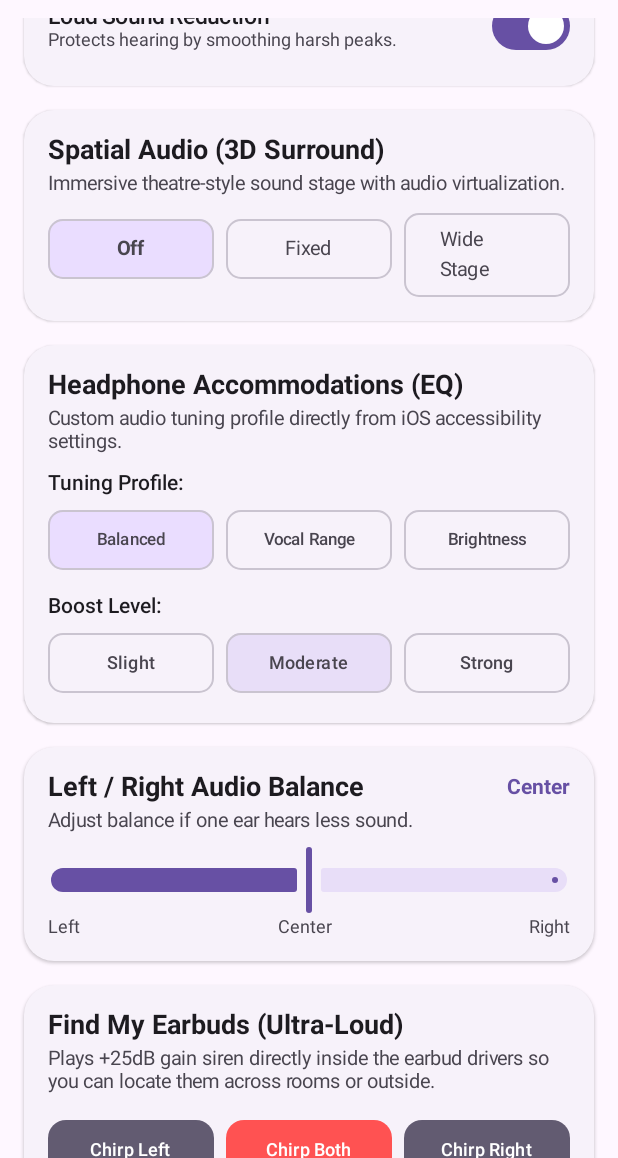
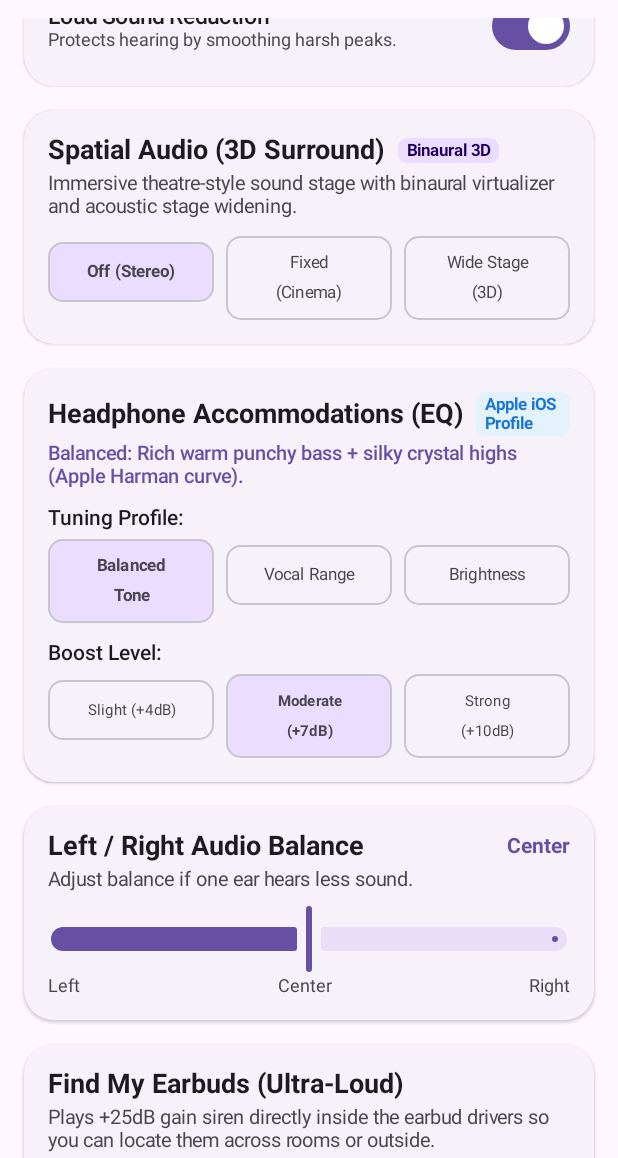
Before and after one commit to SHAURYASANYAL3/anypods, an Android app built with Jetpack Compose: the screen it shows after launch (MainActivity), scrolled down 1596 dp, on a phone screen of 412 x 824 dp, the part 78-1236 px from its top. Run offline under Robolectric (Android 15) with nearby library versions, the phone set to English and light mode, and no system bars.

Commit message:
feat: unified master DSP pipeline for binaural 3D Spatial Audio and authentic Apple Headphone Accommodations

```diff
--- a/app/build.gradle.kts
+++ b/app/build.gradle.kts
@@ -11,8 +11,8 @@ android {
         applicationId = "me.anypods.app"
         minSdk = 26
         targetSdk = 35
-        versionCode = 3
-        versionName = "1.0.2"
+        versionCode = 4
+        versionName = "1.0.3"
 
         testInstrumentationRunner = "androidx.test.runner.AndroidJUnitRunner"
     }
--- a/app/src/main/java/me/anypods/app/MainActivity.kt
+++ b/app/src/main/java/me/anypods/app/MainActivity.kt
@@ -694,20 +694,35 @@ fun AnyPodsScreen(
                 }
             }
 
-            // 4. Spatial Audio
+            // 4. Spatial Audio (Apple 3D Binaural Soundstage)
             ElevatedCard(
                 modifier = Modifier.fillMaxWidth(),
                 shape = RoundedCornerShape(20.dp)
             ) {
                 Column(modifier = Modifier.padding(16.dp)) {
-                    Text(
-                        text = "Spatial Audio (3D Surround)",
-                        fontSize = 18.sp,
-                        fontWeight = FontWeight.Bold
-                    )
+                    Row(verticalAlignment = Alignment.CenterVertically) {
+                        Text(
+                            text = "Spatial Audio (3D Surround)",
+                            fontSize = 18.sp,
+                            fontWeight = FontWeight.Bold
+                        )
+                        Spacer(modifier = Modifier.width(8.dp))
+                        Surface(
+                            color = MaterialTheme.colorScheme.primaryContainer,
+                            shape = RoundedCornerShape(6.dp)
+                        ) {
+                            Text(
+                                text = "Binaural 3D",
+                                fontSize = 11.sp,
+                                fontWeight = FontWeight.Bold,
+                                color = MaterialTheme.colorScheme.onPrimaryContainer,
+                                modifier = Modifier.padding(horizontal = 6.dp, vertical = 2.dp)
+                            )
+                        }
+                    }
                     Spacer(modifier = Modifier.height(4.dp))
                     Text(
-                        text = "Immersive theatre-style sound stage with audio virtualization.",
+                        text = "Immersive theatre-style sound stage with binaural virtualizer and acoustic stage widening.",
                         fontSize = 13.sp,
                         color = MaterialTheme.colorScheme.onSurfaceVariant
                     )
@@ -718,9 +733,9 @@ fun AnyPodsScreen(
                         horizontalArrangement = Arrangement.spacedBy(8.dp)
                     ) {
                         val modes = listOf(
-                            SpatialAudioMode.OFF to "Off",
-                            SpatialAudioMode.FIXED to "Fixed",
-                            SpatialAudioMode.HEAD_TRACKED to "Wide Stage"
+                            SpatialAudioMode.OFF to "Off (Stereo)",
+                            SpatialAudioMode.FIXED to "Fixed (Cinema)",
+                            SpatialAudioMode.HEAD_TRACKED to "Wide Stage (3D)"
                         )
                         modes.forEach { (mode, name) ->
                             OutlinedButton(
@@ -731,29 +746,54 @@ fun AnyPodsScreen(
                                     containerColor = if (spatialAudioMode == mode) MaterialTheme.colorScheme.primaryContainer else Color.Transparent
                                 )
                             ) {
-                                Text(name, fontSize = 13.sp, fontWeight = if (spatialAudioMode == mode) FontWeight.Bold else FontWeight.Normal)
+                                Text(
+                                    text = name,
+                                    fontSize = 11.sp,
+                                    textAlign = TextAlign.Center,
+                                    fontWeight = if (spatialAudioMode == mode) FontWeight.Bold else FontWeight.Normal
+                                )
                             }
                         }
                     }
                 }
             }
 
-            // 5. Headphone Accommodations (AirPods Pro EQ Tuning)
+            // 5. Headphone Accommodations (Apple Audiophile Tuning)
             ElevatedCard(
                 modifier = Modifier.fillMaxWidth(),
                 shape = RoundedCornerShape(20.dp)
             ) {
                 Column(modifier = Modifier.padding(16.dp)) {
-                    Text(
-                        text = "Headphone Accommodations (EQ)",
-                        fontSize = 18.sp,
-                        fontWeight = FontWeight.Bold
-                    )
+                    Row(verticalAlignment = Alignment.CenterVertically) {
+                        Text(
+                            text = "Headphone Accommodations (EQ)",
+                            fontSize = 18.sp,
+                            fontWeight = FontWeight.Bold
+                        )
+                        Spacer(modifier = Modifier.width(8.dp))
+                        Surface(
+                            color = Color(0xFFE3F2FD),
+                            shape = RoundedCornerShape(6.dp)
+                        ) {
+                            Text(
+                                text = "Apple iOS Profile",
+                                fontSize = 11.sp,
+                                fontWeight = FontWeight.Bold,
+                                color = Color(0xFF1976D2),
+                                modifier = Modifier.padding(horizontal = 6.dp, vertical = 2.dp)
+                            )
+                        }
+                    }
                     Spacer(modifier = Modifier.height(4.dp))
                     Text(
-                        text = "Custom audio tuning profile directly from iOS accessibility settings.",
+                        text = when (toneProfile) {
+                            ToneProfile.BALANCED_TONE -> "Balanced: Rich warm punchy bass + silky crystal highs (Apple Harman curve)."
+                            ToneProfile.VOCAL_RANGE -> "Vocal Range: Pushes dialogue and voices forward with clear articulation."
+                            ToneProfile.BRIGHTNESS -> "Brightness: Crisp cymbal sparkle, airy strings, and high-frequency definition."
+                        },
                         fontSize = 13.sp,
-                        color = MaterialTheme.colorScheme.onSurfaceVariant
+                        color = MaterialTheme.colorScheme.primary,
+                        fontWeight = FontWeight.Medium
                     )
                     Spacer(modifier = Modifier.height(12.dp))
 
@@ -764,7 +804,7 @@ fun AnyPodsScreen(
                         horizontalArrangement = Arrangement.spacedBy(8.dp)
                     ) {
                         val profiles = listOf(
-                            ToneProfile.BALANCED_TONE to "Balanced",
+                            ToneProfile.BALANCED_TONE to "Balanced Tone",
                             ToneProfile.VOCAL_RANGE to "Vocal Range",
                             ToneProfile.BRIGHTNESS to "Brightness"
                         )
@@ -777,7 +817,12 @@ fun AnyPodsScreen(
                                     containerColor = if (toneProfile == prof) MaterialTheme.colorScheme.primaryContainer else Color.Transparent
                                 )
                             ) {
-                                Text(label, fontSize = 11.sp, textAlign = TextAlign.Center)
+                                Text(
+                                    text = label,
+                                    fontSize = 11.sp,
+                                    textAlign = TextAlign.Center,
+                                    fontWeight = if (toneProfile == prof) FontWeight.Bold else FontWeight.Normal
+                                )
                             }
                         }
                     }
@@ -791,9 +836,9 @@ fun AnyPodsScreen(
                         horizontalArrangement = Arrangement.spacedBy(8.dp)
                     ) {
                         val intensities = listOf(
-                            ToneIntensity.SLIGHT to "Slight",
-                            ToneIntensity.MODERATE to "Moderate",
-                            ToneIntensity.STRONG to "Strong"
+                            ToneIntensity.SLIGHT to "Slight (+4dB)",
+                            ToneIntensity.MODERATE to "Moderate (+7dB)",
+                            ToneIntensity.STRONG to "Strong (+10dB)"
                         )
                         intensities.forEach { (intensity, label) ->
                             OutlinedButton(
@@ -801,10 +846,15 @@ fun AnyPodsScreen(
                                 modifier = Modifier.weight(1f),
                                 shape = RoundedCornerShape(10.dp),
                                 colors = ButtonDefaults.outlinedButtonColors(
-                                    containerColor = if (toneIntensity == intensity) MaterialTheme.colorScheme.secondaryContainer else Color.Transparent
+                                    containerColor = if (toneIntensity == intensity) MaterialTheme.colorScheme.primaryContainer else Color.Transparent
                                 )
                             ) {
-                                Text(label, fontSize = 12.sp)
+                                Text(
+                                    text = label,
+                                    fontSize = 10.sp,
+                                    textAlign = TextAlign.Center,
+                                    fontWeight = if (toneIntensity == intensity) FontWeight.Bold else FontWeight.Normal
+                                )
                             }
                         }
                     }
```
Also changed, not shown: app/src/main/java/me/anypods/app/audio/AudioEnhancer.kt (+149 -126 lines).
